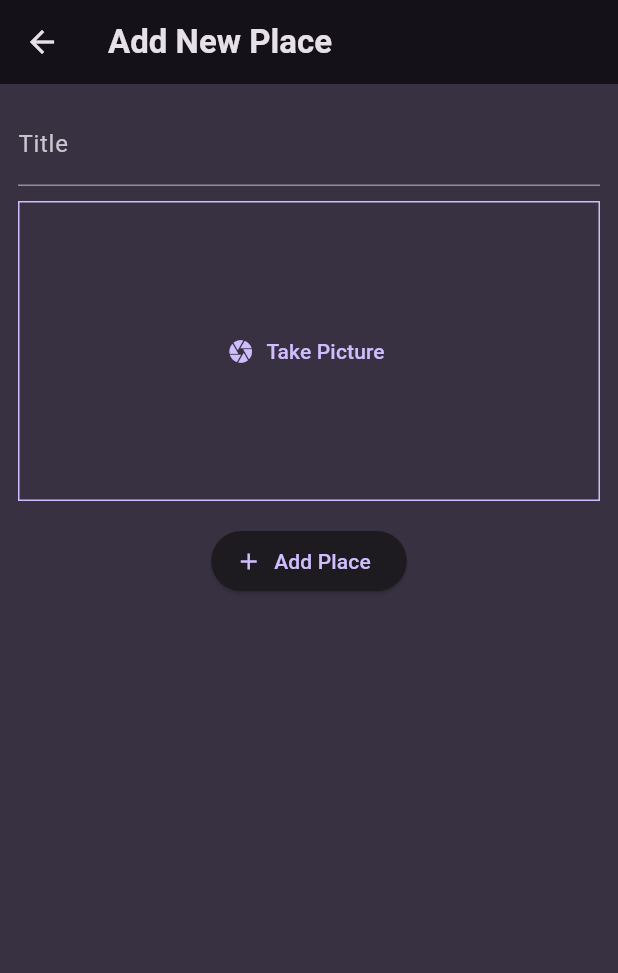
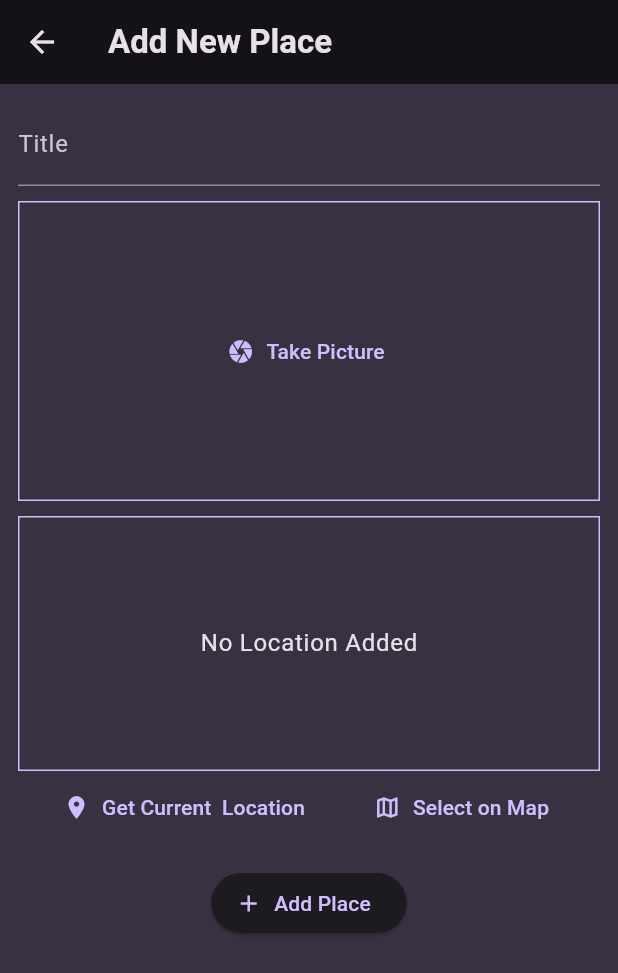
Before and after one commit to Sukhmeetsingh306/camera_app_flutter, a Flutter app: the AddPlaceScreen screen opened directly, on a phone screen of 412 x 824 dp. Shown: the top 973 px of the screen. Run offline on Flutter 3.47's test engine with Material 3 defaults, Android fonts, the phone set to English and light mode, and no system bars; our stand-ins replace flutter_riverpod, google_fonts, image_picker.

Commit message:
Added map icon

```diff
--- a/lib/screen/add_place_screen.dart
+++ b/lib/screen/add_place_screen.dart
@@ -1,6 +1,7 @@
 import 'dart:io';
 
 import 'package:camera_flutter/widgets/image_input_widget.dart';
+import 'package:camera_flutter/widgets/location_input_widget.dart';
 import 'package:flutter/material.dart';
 import 'package:flutter_riverpod/flutter_riverpod.dart';
 
@@ -65,6 +66,10 @@ class _AddPlaceScreenState extends ConsumerState<AddPlaceScreen> {
               },
             ),
             const SizedBox(
+              height: 10,
+            ),
+            const LocationInputWidget(),
+            const SizedBox(
               height: 16,
             ),
             ElevatedButton.icon(
--- /dev/null
+++ b/lib/theme/color_theme.dart
@@ -0,0 +1,10 @@
+import 'package:flutter/material.dart';
+
+Text textBodyLargeOnBackgroundColor(BuildContext context, String text) {
+  return Text(
+    text,
+    style: Theme.of(context).textTheme.bodyLarge!.copyWith(
+          color: Theme.of(context).colorScheme.onBackground,
+        ),
+  );
+}
--- a/lib/widgets/location_input_widget.dart
+++ b/lib/widgets/location_input_widget.dart
@@ -1,19 +1,32 @@
+import 'package:camera_flutter/theme/color_theme.dart';
 import 'package:flutter/material.dart';
 
-class LocationInputScreen extends StatefulWidget {
-  const LocationInputScreen({super.key});
+class LocationInputWidget extends StatefulWidget {
+  const LocationInputWidget({super.key});
 
   @override
-  State<LocationInputScreen> createState() => _LocationInputScreenState();
+  State<LocationInputWidget> createState() => _LocationInputWidgetState();
 }
 
-class _LocationInputScreenState extends State<LocationInputScreen> {
+class _LocationInputWidgetState extends State<LocationInputWidget> {
   @override
   Widget build(BuildContext context) {
     return Column(
       children: [
-        Container(),
+        Container(
+          height: 170,
+          width: double.infinity,
+          alignment: Alignment.center,
+          decoration: BoxDecoration(
+            border: Border.all(
+              width: 1,
+              color: Theme.of(context).colorScheme.primary,
+            ),
+          ),
+          child: textBodyLargeOnBackgroundColor(context, 'No Location Added'),
+        ),
         Row(
+          mainAxisAlignment: MainAxisAlignment.spaceEvenly,
           children: [
             TextButton.icon(
               onPressed: () {},
@@ -21,7 +34,14 @@ class _LocationInputScreenState extends State<LocationInputScreen> {
                 Icons.location_on,
               ),
               label: const Text('Get Current  Location'),
-            )
+            ),
+            TextButton.icon(
+              onPressed: () {},
+              icon: const Icon(
+                Icons.map_outlined,
+              ),
+              label: const Text('Select on Map'),
+            ),
           ],
         ),
       ],
```
